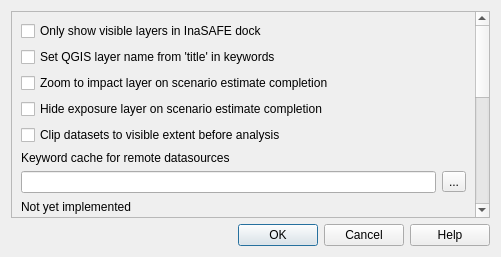
Qt form safe_qgis/options_dialog_base.ui (inasafe/inasafe) before a commit.
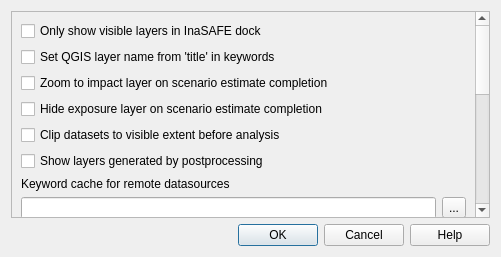
The same form after that commit. Icons and pictures are not drawn.

Commit message: Added user option to show or hide postprocessing layers

```diff
--- a/safe_qgis/options_dialog_base.ui
+++ b/safe_qgis/options_dialog_base.ui
@@ -39,69 +39,11 @@
         <x>0</x>
         <y>0</y>
         <width>465</width>
-        <height>575</height>
+        <height>603</height>
        </rect>
       </property>
       <layout class="QGridLayout" name="gridLayout_2">
-       <item row="0" column="0">
-        <widget class="QCheckBox" name="cbxVisibleLayersOnly">
-         <property name="text">
-          <string>Only show visible layers in InaSAFE dock</string>
-         </property>
-        </widget>
-       </item>
-       <item row="1" column="0">
-        <widget class="QCheckBox" name="cbxSetLayerNameFromTitle">
-         <property name="enabled">
-          <bool>true</bool>
-         </property>
-         <property name="text">
-          <string>Set QGIS layer name from 'title' in keywords</string>
-         </property>
-        </widget>
-       </item>
-       <item row="2" column="0">
-        <widget class="QCheckBox" name="cbxZoomToImpact">
-         <property name="enabled">
-          <bool>true</bool>
-         </property>
-         <property name="text">
-          <string>Zoom to impact layer on scenario estimate completion</string>
-         </property>
-        </widget>
-       </item>
-       <item row="5" column="0">
-        <widget class="QLabel" name="lblKeywordCache">
-         <property name="enabled">
-          <bool>true</bool>
-         </property>
-         <property name="text">
-          <string>Keyword cache for remote datasources</string>
-         </property>
-        </widget>
-       </item>
-       <item row="6" column="0">
-        <layout class="QHBoxLayout" name="horizontalLayout_6">
-         <item>
-          <widget class="QLineEdit" name="leKeywordCachePath">
-           <property name="enabled">
-            <bool>true</bool>
-           </property>
-          </widget>
-         </item>
-         <item>
-          <widget class="QToolButton" name="toolKeywordCachePath">
-           <property name="enabled">
-            <bool>true</bool>
-           </property>
-           <property name="text">
-            <string>...</string>
-           </property>
-          </widget>
-         </item>
-        </layout>
-       </item>
-       <item row="7" column="0">
+       <item row="8" column="0">
         <widget class="QGroupBox" name="grpNotImplemented">
          <property name="title">
           <string>Not yet implemented</string>
@@ -265,14 +207,72 @@
          </layout>
         </widget>
        </item>
-       <item row="8" column="0">
+       <item row="0" column="0">
+        <widget class="QCheckBox" name="cbxVisibleLayersOnly">
+         <property name="text">
+          <string>Only show visible layers in InaSAFE dock</string>
+         </property>
+        </widget>
+       </item>
+       <item row="1" column="0">
+        <widget class="QCheckBox" name="cbxSetLayerNameFromTitle">
+         <property name="enabled">
+          <bool>true</bool>
+         </property>
+         <property name="text">
+          <string>Set QGIS layer name from 'title' in keywords</string>
+         </property>
+        </widget>
+       </item>
+       <item row="2" column="0">
+        <widget class="QCheckBox" name="cbxZoomToImpact">
+         <property name="enabled">
+          <bool>true</bool>
+         </property>
+         <property name="text">
+          <string>Zoom to impact layer on scenario estimate completion</string>
+         </property>
+        </widget>
+       </item>
+       <item row="6" column="0">
+        <widget class="QLabel" name="lblKeywordCache">
+         <property name="enabled">
+          <bool>true</bool>
+         </property>
+         <property name="text">
+          <string>Keyword cache for remote datasources</string>
+         </property>
+        </widget>
+       </item>
+       <item row="7" column="0">
+        <layout class="QHBoxLayout" name="horizontalLayout_6">
+         <item>
+          <widget class="QLineEdit" name="leKeywordCachePath">
+           <property name="enabled">
+            <bool>true</bool>
+           </property>
+          </widget>
+         </item>
+         <item>
+          <widget class="QToolButton" name="toolKeywordCachePath">
+           <property name="enabled">
+            <bool>true</bool>
+           </property>
+           <property name="text">
+            <string>...</string>
+           </property>
+          </widget>
+         </item>
+        </layout>
+       </item>
+       <item row="9" column="0">
         <widget class="QCheckBox" name="cbxUseThread">
          <property name="text">
           <string>Run analysis in a separate thread (experimental)</string>
          </property>
         </widget>
        </item>
-       <item row="9" column="0">
+       <item row="10" column="0">
         <spacer name="verticalSpacer">
          <property name="orientation">
           <enum>Qt::Vertical</enum>
@@ -305,6 +305,16 @@
          </property>
         </widget>
        </item>
+       <item row="5" column="0">
+        <widget class="QCheckBox" name="cbxShowPostprocessingLayers">
+         <property name="toolTip">
+          <string>Turn on to see the intermediate files generated by the postprocessing steps in the map canvas</string>
+         </property>
+         <property name="text">
+          <string>Show layers generated by postprocessing</string>
+         </property>
+        </widget>
+       </item>
       </layout>
      </widget>
     </widget>
```
Left out of the diff: 3 changed lines with no effect on the pictures. The commit also changes 4 other files.
